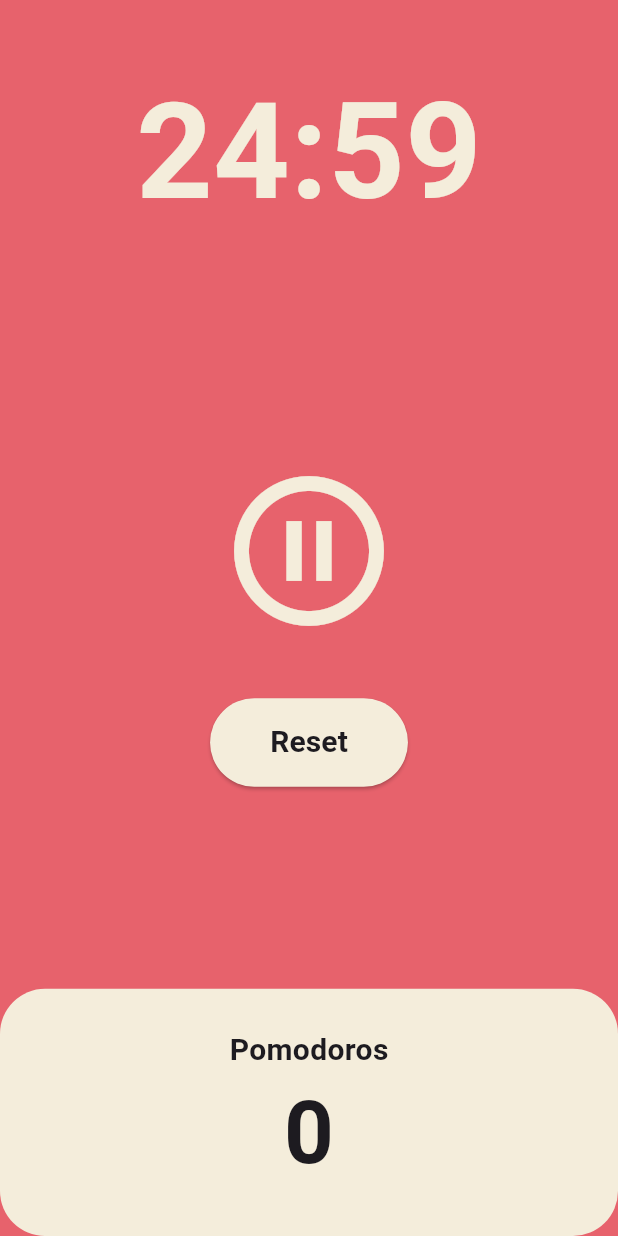
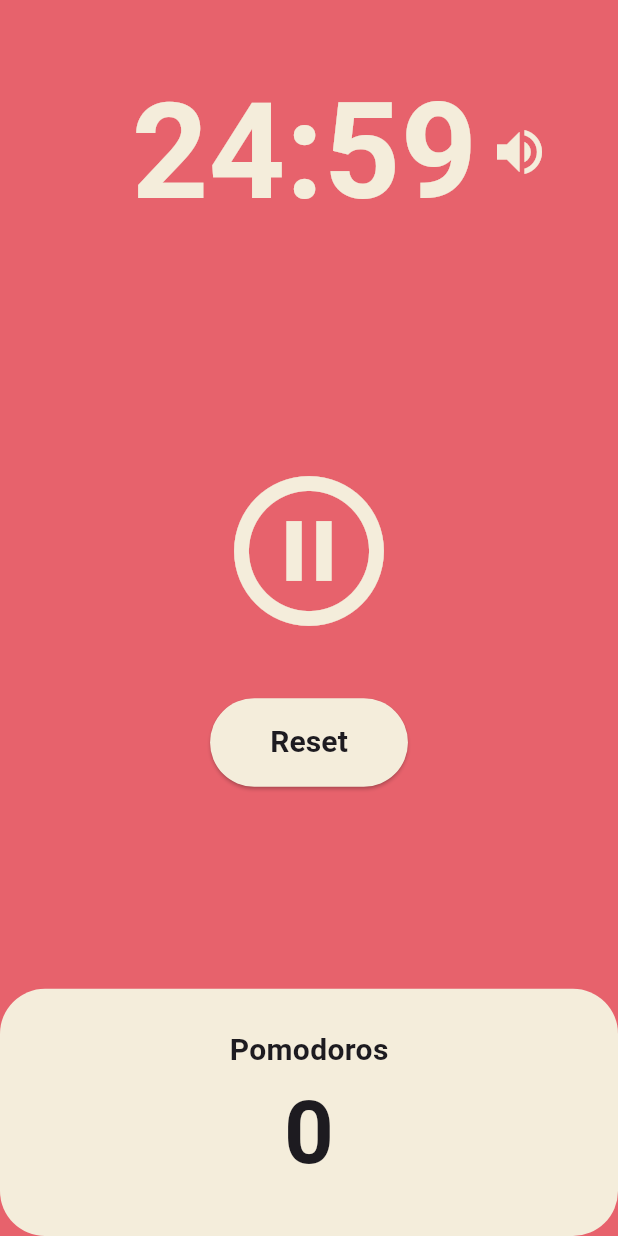
Before and after one commit to minhyeok2487/flutter_practice, a Flutter app: the screen it shows after launch, after a tap on the "play circle outline" icon, on a phone screen of 412 x 824 dp. Run offline on Flutter 3.47's test engine with Material 3 defaults, Android fonts, the phone set to English and light mode, and no system bars; our stand-ins replace audioplayers.

Commit message:
배경음 추가

```diff
--- a/Pomodoros/lib/screens/home_screen.dart
+++ b/Pomodoros/lib/screens/home_screen.dart
@@ -1,6 +1,7 @@
 import 'dart:async';
 import 'package:flutter/material.dart';
 import 'package:flutter/cupertino.dart';
+import 'package:audioplayers/audioplayers.dart';
 
 class HomeScreen extends StatefulWidget {
   const HomeScreen({super.key});
@@ -17,6 +18,42 @@ class _HomeScreenState extends State<HomeScreen> {
   int totalPomodoros = 0;
   late Timer timer;
 
+  // 오디오 플레이어 초기화
+  final AudioPlayer audioPlayer = AudioPlayer();
+  bool isMuted = false;
+
+  @override
+  void initState() {
+    super.initState();
+    // 배경음악 설정
+    audioPlayer.setReleaseMode(ReleaseMode.loop); // 반복 재생
+    audioPlayer.setVolume(0.5); // 볼륨 설정 (0.0 ~ 1.0)
+  }
+
+  @override
+  void dispose() {
+    audioPlayer.dispose();
+    super.dispose();
+  }
+
+  // 배경음악 재생/정지
+  Future<void> playBackgroundMusic() async {
+    await audioPlayer
+        .play(AssetSource('audio/campfire.mp3')); // 실제 파일 이름으로 변경하세요
+  }
+
+  Future<void> stopBackgroundMusic() async {
+    await audioPlayer.stop();
+  }
+
+  // 음소거 토글
+  void toggleMute() {
+    setState(() {
+      isMuted = !isMuted;
+      audioPlayer.setVolume(isMuted ? 0.0 : 0.5);
+    });
+  }
+
   void onTick(Timer timer) {
     if (totalSeconds == 0) {
       setState(() {
@@ -24,6 +61,7 @@ class _HomeScreenState extends State<HomeScreen> {
         isRunning = false;
         totalSeconds = minutes * 60;
       });
+      stopBackgroundMusic();
       timer.cancel();
     } else {
       setState(() {
@@ -40,6 +78,7 @@ class _HomeScreenState extends State<HomeScreen> {
     setState(() {
       isRunning = true;
     });
+    playBackgroundMusic();
   }
 
   void onPausePressed() {
@@ -47,6 +86,7 @@ class _HomeScreenState extends State<HomeScreen> {
     setState(() {
       isRunning = false;
     });
+    stopBackgroundMusic();
   }
 
   void onResetPressed() {
@@ -55,10 +95,11 @@ class _HomeScreenState extends State<HomeScreen> {
       isRunning = false;
       totalSeconds = minutes * 60;
     });
+    stopBackgroundMusic();
   }
 
   void showTimePickerDialog() {
-    if (isRunning) return; // 타이머 실행 중에는 시간 변경 불가
+    if (isRunning) return;
 
     showModalBottomSheet(
       context: context,
@@ -129,6 +170,13 @@ class _HomeScreenState extends State<HomeScreen> {
             flex: 1,
             child: Container(
               alignment: Alignment.bottomCenter,
+              child: Row(
+                mainAxisAlignment: MainAxisAlignment.center,
+                children: [
+                  Padding(
+                    padding: isRunning
+                        ? const EdgeInsets.only(left: 50)
+                        : EdgeInsets.zero,
                     child: GestureDetector(
                       onTap: showTimePickerDialog,
                       child: Text(
@@ -139,6 +187,18 @@ class _HomeScreenState extends State<HomeScreen> {
                           fontWeight: FontWeight.w600,
                         ),
                       ),
+                    ),
+                  ),
+                  if (isRunning)
+                    IconButton(
+                      icon: Icon(
+                        isMuted ? Icons.volume_off : Icons.volume_up,
+                        color: Theme.of(context).cardColor,
+                        size: 40,
+                      ),
+                      onPressed: toggleMute,
+                    ),
+                ],
               ),
             ),
           ),
--- a/Pomodoros/pubspec.yaml
+++ b/Pomodoros/pubspec.yaml
@@ -30,6 +30,7 @@ environment:
 dependencies:
   flutter:
     sdk: flutter
+  audioplayers: ^5.2.1
 
 
   # The following adds the Cupertino Icons font to your application.
@@ -52,7 +53,8 @@ dev_dependencies:
 
 # The following section is specific to Flutter packages.
 flutter:
-
+  assets:
+    - assets/audio/campfire.mp3
   # The following line ensures that the Material Icons font is
   # included with your application, so that you can use the icons in
   # the material Icons class.
```
Also changed, not shown: Pomodoros/pubspec.lock, 17 other files. Lines whose indentation alone changed are shown as unchanged.
